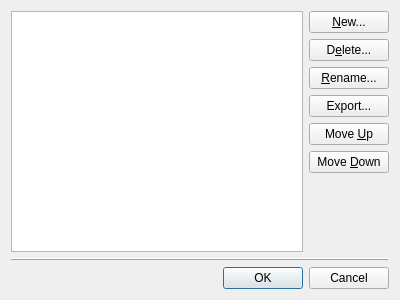
This is lclib/qt/lc_qmodellistdialog.ui in trevorsandy/lpub3d-ci as Qt 5 draws it before an edit. The edited form follows.
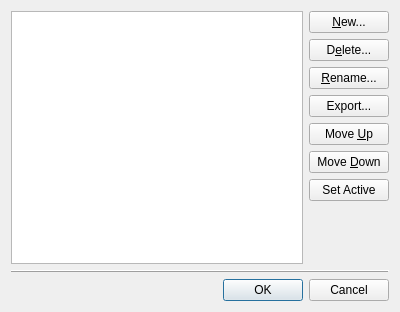
This is the edited form.

Patch:
```diff
--- a/lclib/qt/lc_qmodellistdialog.ui
+++ b/lclib/qt/lc_qmodellistdialog.ui
@@ -7,7 +7,7 @@
     <x>0</x>
     <y>0</y>
     <width>400</width>
-    <height>300</height>
+    <height>312</height>
    </rect>
   </property>
   <property name="windowTitle">
@@ -63,6 +63,13 @@
          </property>
         </widget>
        </item>
+       <item>
+        <widget class="QPushButton" name="SetActiveModel">
+         <property name="text">
+          <string>Set Active</string>
+         </property>
+        </widget>
+       </item>
        <item>
         <spacer name="verticalSpacer">
          <property name="orientation">
```
